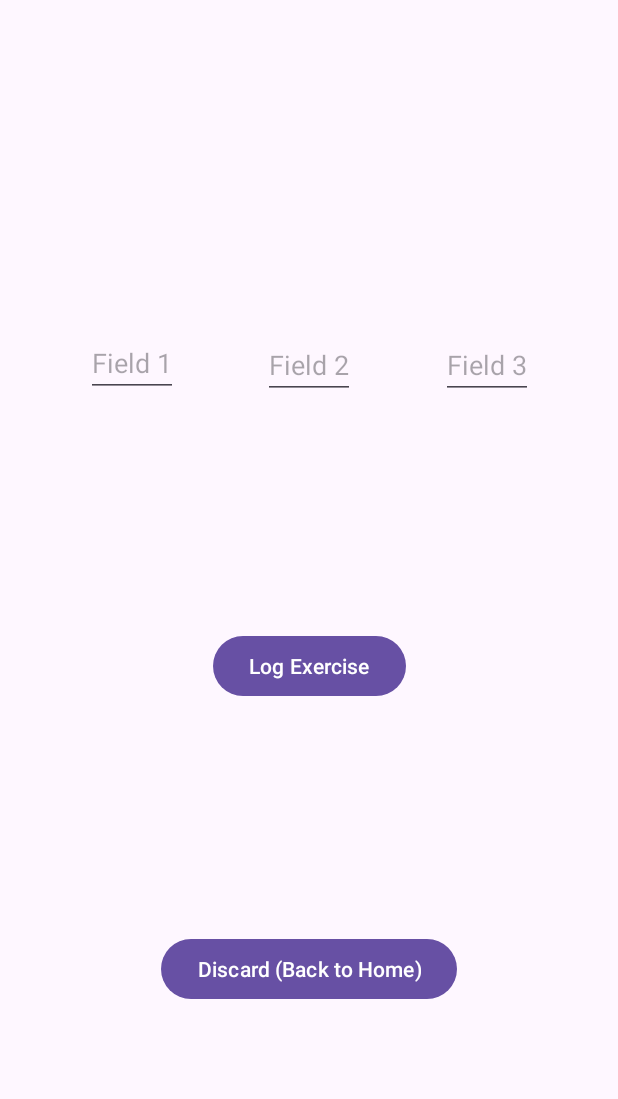
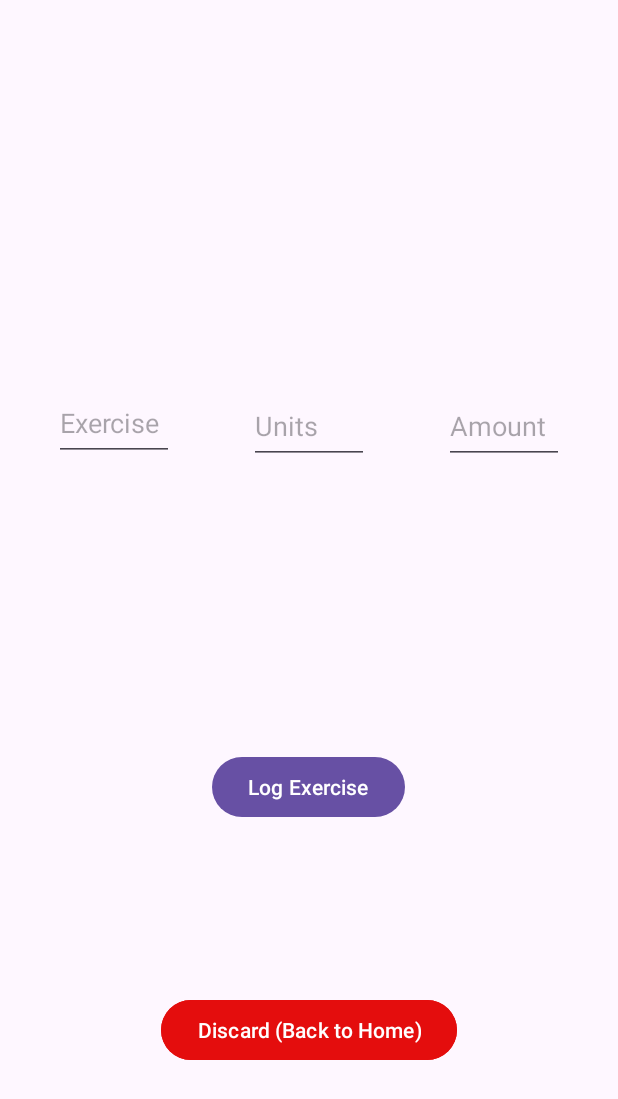
Before and after one commit to COSC481W-2024Winter/ResoluteApp, an Android app: the LogExerciseFragment screen opened through its navigation route, on a phone screen of 412 x 824 dp. Shown: the top 1099 px of the screen. Run offline under Robolectric (Android 15) with nearby library versions, the phone set to English and light mode, and no system bars; our stand-ins replace Firebase (no records; nobody signed in at launch, a user with empty details on screens opened directly), navigation-ui.

Commit message:
Feat: Logging an Exercise PBI
Update: Added functionality to validate user input data correctly via the isInputValid method. All fields have to be filled out.
Updated the Hints on the page so the user knows what text is expected in each field. Removed Activity because we will be handling persistence in a different way.
The gradle is updated to handle Java, Kotlin and Anything else.
Log exercise Grabs all text from the fields and stores them in a map object
Then writes to the DB in the exercise collection.

* added logExercise Method
* added isInputValid Method
* added correct Hints in the .xml
* changed functionality so that you can log multiple exercises
* Changed button color for discard

Addresses issue #13

addresses #13

```diff
--- a/app/build.gradle.kts
+++ b/app/build.gradle.kts
@@ -52,5 +52,4 @@ dependencies {
     implementation ("com.google.firebase:firebase-firestore-ktx:24.10.2")
     implementation ("com.google.firebase:firebase-firestore:24.10.2")
 
-
 }
--- a/app/src/main/res/layout/fragment_log_exercise.xml
+++ b/app/src/main/res/layout/fragment_log_exercise.xml
@@ -16,12 +16,12 @@
 
     <EditText
         android:id="@+id/editTextExercise"
-        android:layout_width="wrap_content"
-        android:layout_height="wrap_content"
+        android:layout_width="80dp"
+        android:layout_height="50dp"
         android:layout_marginStart="50dp"
         android:layout_marginTop="-100dp"
         android:layout_marginBottom="-100dp"
-        android:hint="Field 1"
+        android:hint="Exercise"
         app:layout_constraintBottom_toTopOf="@+id/log_exercise_button"
         app:layout_constraintEnd_toStartOf="@+id/editTextUnits"
         app:layout_constraintStart_toStartOf="parent"
@@ -29,13 +29,13 @@
 
     <EditText
         android:id="@+id/editTextUnits"
-        android:layout_width="wrap_content"
-        android:layout_height="wrap_content"
+        android:layout_width="80dp"
+        android:layout_height="50dp"
         android:layout_marginStart="50dp"
         android:layout_marginTop="-100dp"
         android:layout_marginEnd="50dp"
         android:layout_marginBottom="-100dp"
-        android:hint="Field 2"
+        android:hint="Units"
         app:layout_constraintBottom_toTopOf="@+id/log_exercise_button"
         app:layout_constraintEnd_toStartOf="@+id/editTextNumberOfUnits"
         app:layout_constraintStart_toEndOf="@+id/editTextExercise"
@@ -44,12 +44,12 @@
 
     <EditText
         android:id="@+id/editTextNumberOfUnits"
-        android:layout_width="wrap_content"
-        android:layout_height="wrap_content"
+        android:layout_width="80dp"
+        android:layout_height="50dp"
         android:layout_marginTop="-100dp"
         android:layout_marginEnd="50dp"
         android:layout_marginBottom="-100dp"
-        android:hint="Field 3"
+        android:hint="Amount"
         app:layout_constraintBottom_toTopOf="@+id/log_exercise_button"
         app:layout_constraintEnd_toEndOf="parent"
         app:layout_constraintHorizontal_bias="1.0"
@@ -57,6 +57,7 @@
         app:layout_constraintTop_toTopOf="parent"
         app:layout_constraintVertical_bias="0.503" />
 
+    <!-- Discard Button -->
     <Button
         android:id="@+id/log_exercise_button"
         android:layout_width="wrap_content"
@@ -64,14 +65,16 @@
         android:text="Log Exercise"
         app:layout_constraintBottom_toBottomOf="parent"
         app:layout_constraintEnd_toEndOf="parent"
+        app:layout_constraintHorizontal_bias="0.498"
         app:layout_constraintStart_toStartOf="parent"
-        app:layout_constraintTop_toTopOf="parent" />
+        app:layout_constraintTop_toTopOf="parent"
+        app:layout_constraintVertical_bias="0.613" />
 
-    <!-- Discard Button -->
     <Button
         android:id="@+id/to_home_from_log_exercise"
         android:layout_width="wrap_content"
         android:layout_height="wrap_content"
+        android:backgroundTint="#E40D0D"
         android:text="Discard (Back to Home)"
         app:layout_constraintBottom_toBottomOf="parent"
         app:layout_constraintEnd_toEndOf="parent"
```
Also changed, not shown: app/src/main/java/com/example/resoluteapp/LogExerciseActivity.java (deleted, +0 -14 lines), app/src/main/java/com/example/resoluteapp/LogExerciseFragment.java (+28 -4 lines).
